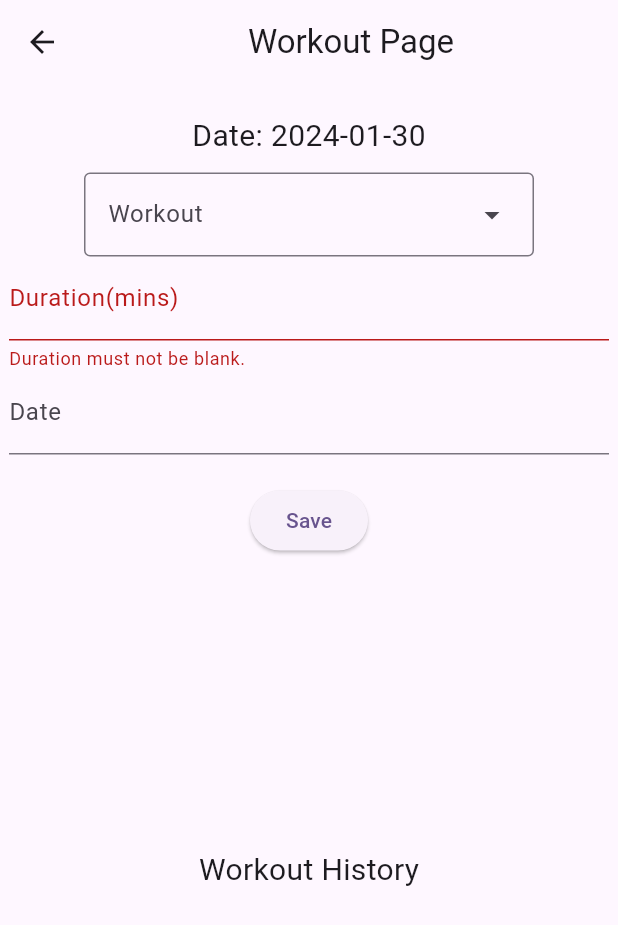
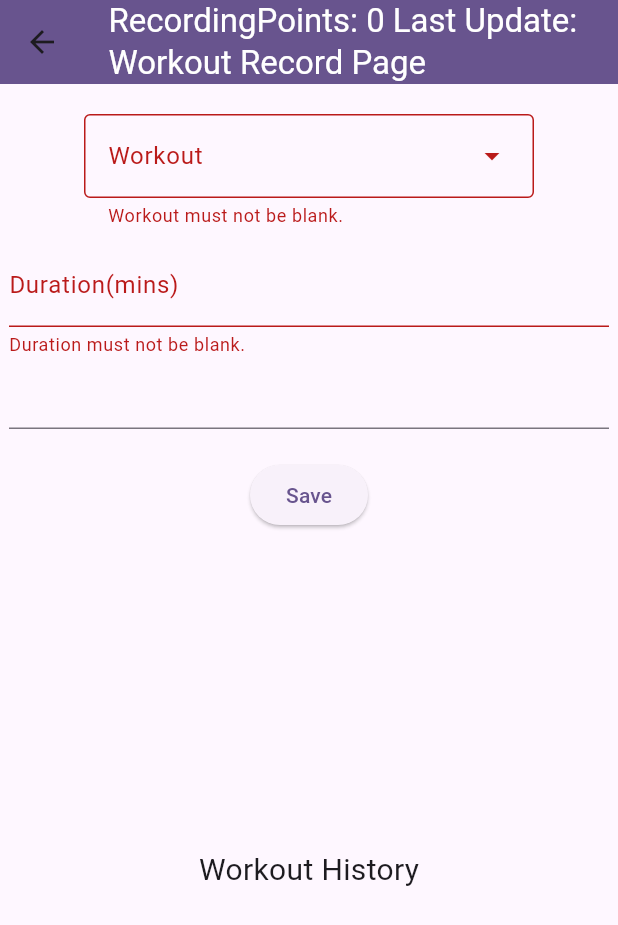
Before and after one commit to YuJieWu5/DailyRecordApp, a Flutter app: the WorkoutRecordPage screen opened directly, after a tap on "Save", on a phone screen of 412 x 824 dp. Shown: the top 925 px of the screen. Run offline on Flutter 3.47's test engine with Material 3 defaults, Android fonts, the phone set to English and light mode, and no system bars; drawn by our look-alikes of date_field.

Commit message:
Add validator for workout form

```diff
--- a/lib/workout_record_form.dart
+++ b/lib/workout_record_form.dart
@@ -1,5 +1,9 @@
 import 'package:flutter/material.dart';
 import 'workout_record.dart';
+import 'package:provider/provider.dart';
+import 'package:cpsc5250hw/recording_points.dart';
+import 'package:cpsc5250hw/last_recording_info.dart';
+import 'package:date_field/date_field.dart';
 
 class WorkoutRecordForm extends StatefulWidget {
   final void Function(WorkoutRecord workoutRecord) addWorkoutRecord;
@@ -13,26 +17,36 @@
   final GlobalKey<FormState> _formKey = GlobalKey<FormState>();
   final List<String> _workoutList = ['Running', 'Swimming', 'Cycling', 'Yoga', 'Strength Training',
     'High-Intensity Interval Training (HIIT)', 'Pilates', 'Boxing'];
-
-  // String? selectedWorkout = 'Running';
   final TextEditingController _workoutController = TextEditingController();
   final TextEditingController _durationController = TextEditingController();
-  final TextEditingController _dateController = TextEditingController();
+  String? _dropdownError;
+  DateTime _dateTime = DateTime.now();
 
   void _onSavePressed(){
     print("Workout: "+ _workoutController.text+ " Quantity: "+_durationController.text);
+    if (_workoutController.text == null || _workoutController.text.isEmpty) {
+      _dropdownError = 'Workout must not be blank.';
+      _formKey.currentState?.validate();
+      setState(() {});
+    } else {
+      _dropdownError = null;
+      setState(() {});
       if(_formKey.currentState?.validate()??false){
-      WorkoutRecord record = new WorkoutRecord(_workoutController.text,
+        WorkoutRecord record = new WorkoutRecord(
+            _workoutController.text,
             double.parse(_durationController.text),
-          DateTime.now()
+            _dateTime
         );
+        context.read<LastRecordingInfo>().setRecordingDate(_dateTime.toString());
+        context.read<LastRecordingInfo>().setRecordingType("Workout Record");
+        context.read<RecordingPoints>().setRecordingPoints(context.read<RecordingPoints>().getRecordingPoints()+5);
+        _dateTime = DateTime.now();
+        _durationController.clear();
         _workoutController.clear();
-      _durationController.clear();
-      _dateController.clear();
         widget.addWorkoutRecord(record);
         _formKey.currentState!.reset();
       }
-
+    }
   }
 
   @override
@@ -44,13 +58,12 @@
           children:[
             Container(
                 padding: const EdgeInsets.only(top: 20.0, bottom: 10.0),
-                child: Text('Date: ' + DateTime.now().toString().split(' ')[0], style: TextStyle(fontSize: 20))
-            ),
-            Center(
+                child: Center(
                     child: DropdownMenu<String>(
                       width: 300.0,
                       requestFocusOnTap: false,
                       controller: _workoutController,
+                      errorText: _dropdownError,
                       label: const Text('Workout'),
                       dropdownMenuEntries: _workoutList
                           .map<DropdownMenuEntry<String>>(
@@ -61,6 +74,7 @@
                             );
                           }).toList(),
                     )
+                ),
             ),
             SizedBox(
               width: 400.0,
@@ -80,12 +94,24 @@
             ),
             SizedBox(
               width: 400.0,
-              child: TextField(
-                decoration: const InputDecoration(
-                  labelText: 'Date'
-                ),
-                keyboardType: TextInputType.datetime,
-                controller: _dateController,
+              child: DateTimeFormField(
+                firstDate: DateTime(DateTime.now().year, DateTime.now().month),
+                lastDate: DateTime.now(),
+                mode: DateTimeFieldPickerMode.date,
+                initialPickerDateTime: DateTime.now(),
+                onChanged: (newDate) {
+                  if(newDate != null) {
+                    setState(() {
+                      _dateTime = newDate;
+                    });
+                  }
+                },
+                validator: (newValue) {
+                  if(newValue == null) {
+                    return 'Date must not be blank.';
+                  }
+                  return null;
+                },
               ),
             ),
             Container(
--- a/lib/workout_record_page.dart
+++ b/lib/workout_record_page.dart
@@ -1,7 +1,10 @@
 import 'package:cpsc5250hw/workout_history.dart';
 import 'package:cpsc5250hw/workout_record_form.dart';
 import 'workout_record.dart';
+import 'package:provider/provider.dart';
 import 'package:flutter/material.dart';
+import 'package:cpsc5250hw/recording_points.dart';
+import 'package:cpsc5250hw/last_recording_info.dart';
 
 class WorkoutRecordPage extends StatefulWidget {
   const WorkoutRecordPage({super.key});
@@ -23,8 +26,12 @@
   Widget build(BuildContext context) {
     return Scaffold(
       appBar: AppBar(
-        title: const Center(
-          child: Text('Workout Page'),
+        backgroundColor: Theme.of(context).primaryColor,
+        title: Center(
+          child: Text('RecordingPoints: ${context.watch<RecordingPoints>().getRecordingPoints()}\t'
+                      'Last Update: ${context.watch<LastRecordingInfo>().getRecordingDate()} ${context.watch<LastRecordingInfo>().getRecordingType()}\n'
+                      'Workout Record Page',style: TextStyle(color: Theme.of(context).colorScheme.onPrimary),
+          )
         )
       ),
       body: ListView(
```
Lines whose indentation alone changed are shown as unchanged.
